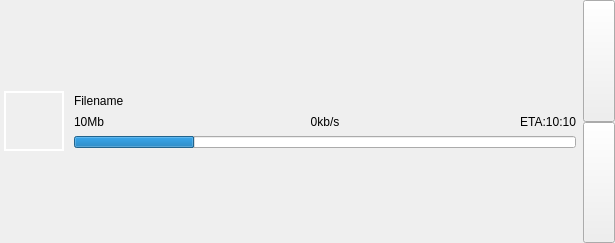
qTox/qTox, file src/chatlog/content/filetransferwidget.ui: the form before one commit.
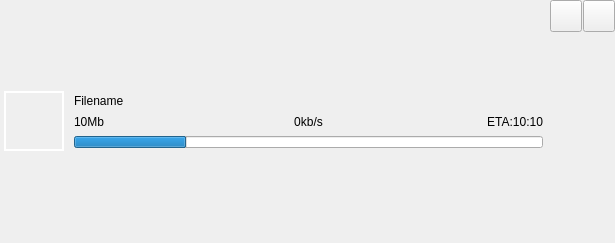
The form after the commit. Icons and pictures are not drawn. Custom widgets are drawn as their Qt base class.

Commit message:
feat(UI): Move filetransferwidget buttons side-by-side.
This aims to prevent accidental clicks on the incorrect button in
cases where the chatlog moves at the time of the click.

Closes #2597.

Diff of the .ui file:
```diff
--- a/src/chatlog/content/filetransferwidget.ui
+++ b/src/chatlog/content/filetransferwidget.ui
@@ -325,8 +325,20 @@
         </item>
        </layout>
       </item>
-      <item>
+      <item alignment="Qt::AlignTop">
        <widget class="QWidget" name="buttonWidget" native="true">
+        <property name="minimumSize">
+         <size>
+          <width>65</width>
+          <height>32</height>
+         </size>
+        </property>
+        <property name="maximumSize">
+         <size>
+          <width>65</width>
+          <height>32</height>
+         </size>
+        </property>
         <layout class="QGridLayout" name="gridLayout">
          <property name="leftMargin">
           <number>0</number>
@@ -343,18 +355,24 @@
          <property name="spacing">
           <number>0</number>
          </property>
-         <item row="1" column="0">
-          <widget class="QPushButton" name="bottomButton">
+         <item row="0" column="3" alignment="Qt::AlignRight">
+          <widget class="QPushButton" name="rightButton">
            <property name="sizePolicy">
-            <sizepolicy hsizetype="Minimum" vsizetype="Expanding">
+            <sizepolicy hsizetype="Fixed" vsizetype="Fixed">
              <horstretch>0</horstretch>
              <verstretch>0</verstretch>
             </sizepolicy>
            </property>
+           <property name="minimumSize">
+            <size>
+             <width>32</width>
+             <height>32</height>
+            </size>
+           </property>
            <property name="maximumSize">
             <size>
              <width>32</width>
-             <height>16777215</height>
+             <height>32</height>
             </size>
            </property>
            <property name="cursor">
@@ -369,24 +387,30 @@
            </property>
            <property name="iconSize">
             <size>
-             <width>32</width>
-             <height>18</height>
+             <width>14</width>
+             <height>14</height>
             </size>
            </property>
           </widget>
          </item>
-         <item row="0" column="0">
-          <widget class="QPushButton" name="topButton">
+         <item row="0" column="2" alignment="Qt::AlignLeft">
+          <widget class="QPushButton" name="leftButton">
            <property name="sizePolicy">
-            <sizepolicy hsizetype="Minimum" vsizetype="Expanding">
+            <sizepolicy hsizetype="Fixed" vsizetype="Fixed">
              <horstretch>0</horstretch>
              <verstretch>0</verstretch>
             </sizepolicy>
            </property>
+           <property name="minimumSize">
+            <size>
+             <width>32</width>
+             <height>32</height>
+            </size>
+           </property>
            <property name="maximumSize">
             <size>
              <width>32</width>
-             <height>16777215</height>
+             <height>32</height>
             </size>
            </property>
            <property name="cursor">
@@ -401,38 +425,12 @@
            </property>
            <property name="iconSize">
             <size>
-             <width>32</width>
-             <height>18</height>
+             <width>14</width>
+             <height>14</height>
             </size>
            </property>
           </widget>
          </item>
-         <item row="0" column="1">
-          <spacer name="verticalSpacer_3">
-           <property name="orientation">
-            <enum>Qt::Vertical</enum>
-           </property>
-           <property name="sizeHint" stdset="0">
-            <size>
-             <width>0</width>
-             <height>40</height>
-            </size>
-           </property>
-          </spacer>
-         </item>
-         <item row="1" column="1">
-          <spacer name="verticalSpacer_4">
-           <property name="orientation">
-            <enum>Qt::Vertical</enum>
-           </property>
-           <property name="sizeHint" stdset="0">
-            <size>
-             <width>0</width>
-             <height>40</height>
-            </size>
-           </property>
-          </spacer>
-         </item>
         </layout>
        </widget>
       </item>
```
Left out of the diff: 162 changed lines with no effect on the pictures. The commit also changes 2 other files.
